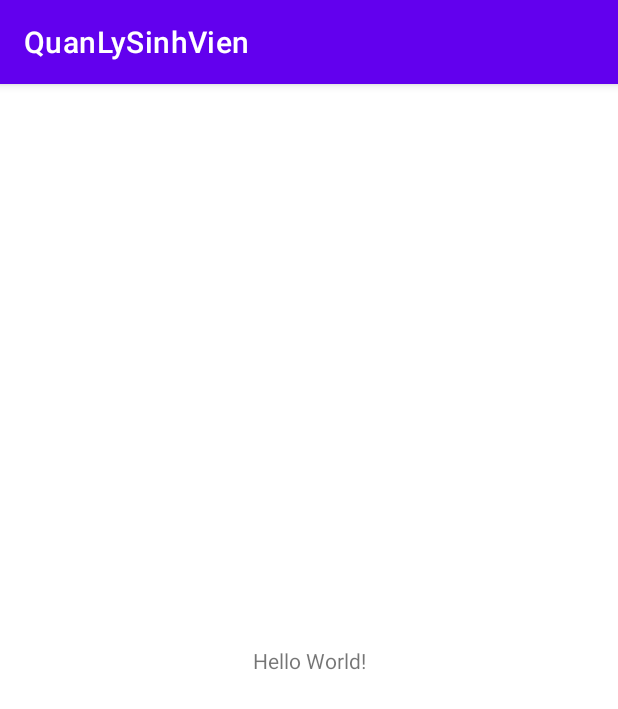
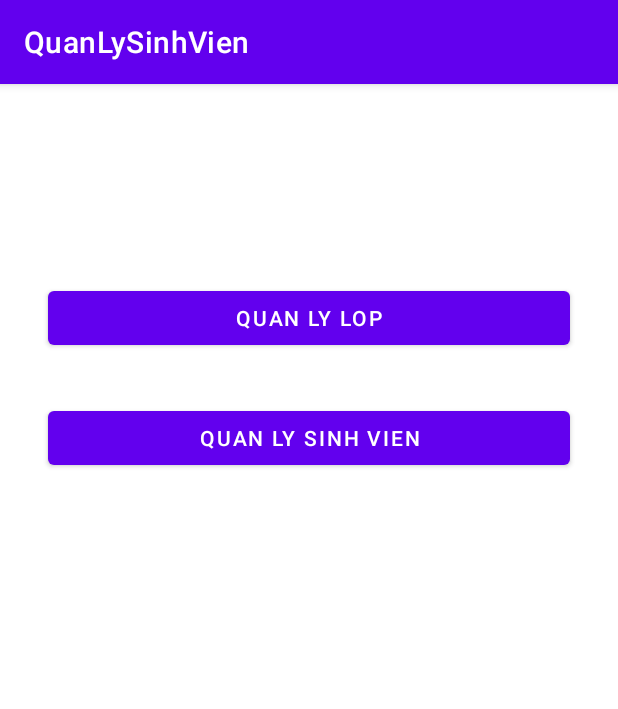
Before and after one commit to qwarl/QuanLySinhVien, an Android app: the MainActivity screen opened directly, with no data from a screen before it, on a phone screen of 412 x 824 dp. Shown: the top 709 px of the screen. Run offline under Robolectric (Android 15) with nearby library versions, the phone set to English and light mode, and no system bars.

Commit message:
cha biet viet gi

```diff
--- a/qlsv/app/src/main/java/com/example/quanlysinhvien/MainActivity.java
+++ b/qlsv/app/src/main/java/com/example/quanlysinhvien/MainActivity.java
@@ -2,14 +2,44 @@ package com.example.quanlysinhvien;
 
 import androidx.appcompat.app.AppCompatActivity;
 
+import android.content.Intent;
 import android.os.Bundle;
+import android.view.View;
+import android.widget.Button;
 
-public class MainActivity extends AppCompatActivity {
+public class MainActivity extends AppCompatActivity implements View.OnClickListener{
+    Button btnQuanLyLop,btnQuanLySinhVien;
 
     @Override
     protected void onCreate(Bundle savedInstanceState) {
         super.onCreate(savedInstanceState);
         setContentView(R.layout.activity_main);
+        setId();
+    }
 
+    private void setId() {
+        btnQuanLyLop=findViewById(R.id.btnQuanLyLop);
+        btnQuanLySinhVien=findViewById(R.id.btnQuanLySinhVien);
+        btnQuanLyLop.setOnClickListener(this);
+        btnQuanLySinhVien.setOnClickListener(this);
+    }
+
+    @Override
+    public void onClick(View v) {
+        switch(v.getId()){
+            case R.id.btnQuanLyLop:
+                quanLyLop();
+                break;
+            case R.id.btnQuanLySinhVien:
+                quanLySinhVien();
+                break;
+        }
+    }
+
+    private void quanLySinhVien() {
+//        Intent intent=new Intent(this,)
+    }
+
+    private void quanLyLop() {
     }
 }
--- /dev/null
+++ b/qlsv/app/src/main/java/com/example/quanlysinhvien/adapter/LopAdapter.java
@@ -0,0 +1,4 @@
+package com.example.quanlysinhvien.adapter;
+
+public class LopAdapter {
+}
--- /dev/null
+++ b/qlsv/app/src/main/java/com/example/quanlysinhvien/adapter/SinhVienAdapter.java
@@ -0,0 +1,4 @@
+package com.example.quanlysinhvien.adapter;
+
+public class SinhVienAdapter {
+}
--- /dev/null
+++ b/qlsv/app/src/main/res/drawable/ic_delete.xml
@@ -0,0 +1,5 @@
+<vector android:height="24dp" android:tint="#3A9826"
+    android:viewportHeight="24" android:viewportWidth="24"
+    android:width="24dp" xmlns:android="http://schemas.android.com/apk/res/android">
+    <path android:fillColor="@android:color/white" android:pathData="M6,19c0,1.1 0.9,2 2,2h8c1.1,0 2,-0.9 2,-2V7H6v12zM19,4h-3.5l-1,-1h-5l-1,1H5v2h14V4z"/>
+</vector>
--- /dev/null
+++ b/qlsv/app/src/main/res/drawable/ic_edit.xml
@@ -0,0 +1,5 @@
+<vector android:height="24dp" android:tint="#E31818"
+    android:viewportHeight="24" android:viewportWidth="24"
+    android:width="24dp" xmlns:android="http://schemas.android.com/apk/res/android">
+    <path android:fillColor="@android:color/white" android:pathData="M3,17.25V21h3.75L17.81,9.94l-3.75,-3.75L3,17.25zM20.71,7.04c0.39,-0.39 0.39,-1.02 0,-1.41l-2.34,-2.34c-0.39,-0.39 -1.02,-0.39 -1.41,0l-1.83,1.83 3.75,3.75 1.83,-1.83z"/>
+</vector>
--- a/qlsv/app/src/main/res/layout/activity_main.xml
+++ b/qlsv/app/src/main/res/layout/activity_main.xml
@@ -1,18 +1,32 @@
 <?xml version="1.0" encoding="utf-8"?>
-<androidx.constraintlayout.widget.ConstraintLayout xmlns:android="http://schemas.android.com/apk/res/android"
+<LinearLayout xmlns:android="http://schemas.android.com/apk/res/android"
     xmlns:app="http://schemas.android.com/apk/res-auto"
     xmlns:tools="http://schemas.android.com/tools"
     android:layout_width="match_parent"
+    android:orientation="vertical"
+    android:layout_marginTop="100dp"
+
     android:layout_height="match_parent"
     tools:context=".MainActivity">
 
-    <TextView
-        android:layout_width="wrap_content"
-        android:layout_height="wrap_content"
-        android:text="Hello World!"
-        app:layout_constraintBottom_toBottomOf="parent"
-        app:layout_constraintLeft_toLeftOf="parent"
-        app:layout_constraintRight_toRightOf="parent"
-        app:layout_constraintTop_toTopOf="parent" />
+    <LinearLayout
+        android:layout_margin="16dp"
+        android:orientation="vertical"
+        android:layout_width="match_parent"
+        android:layout_height="match_parent">
+        <Button
+            android:layout_margin="16dp"
+            android:id="@+id/btnQuanLyLop"
+            android:layout_width="match_parent"
+            android:layout_height="wrap_content"
+            android:text="Quan ly lop"/>
+        <Button
+            android:layout_margin="16dp"
+            android:id="@+id/btnQuanLySinhVien"
+            android:layout_width="match_parent"
 
-</androidx.constraintlayout.widget.ConstraintLayout>
+            android:layout_height="wrap_content"
+            android:text="Quan ly sinh vien"/>
+    </LinearLayout>
+</LinearLayout>
+<!--    android:textAllCaps="false" tat viet hoa-->
```
Also changed, not shown: qlsv/app/src/main/java/com/example/quanlysinhvien/LoginActivity.java (+20 -10 lines), qlsv/app/src/main/java/com/example/quanlysinhvien/model/Lop.java (added, +30 -0 lines), qlsv/app/src/main/java/com/example/quanlysinhvien/model/SinhVien.java (added, +30 -0 lines), qlsv/app/src/main/res/layout/activity_login.xml (+4 -10 lines), qlsv/app/src/main/res/layout/item_lop.xml (added, +45 -0 lines), qlsv/app/src/main/res/layout/item_sinhvien.xml (added, +45 -0 lines).
